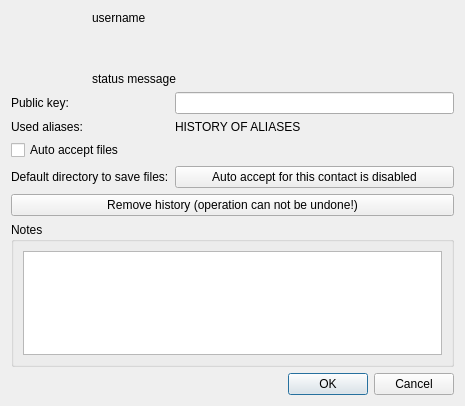
Old version of the form src/widget/about/aboutuser.ui in the repository qTox/qTox.
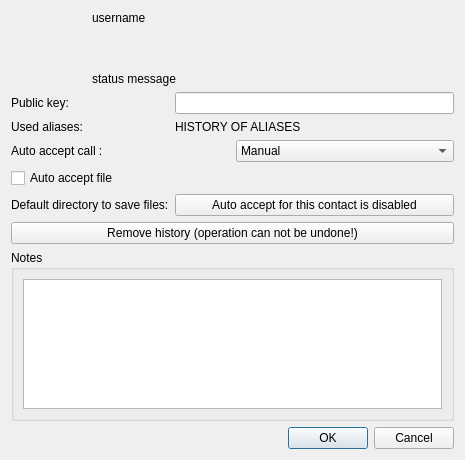
New version of the form. Icons and pictures are not drawn.

Commit message: feat(autoAnswer): add auto answer feature

The edit to the form file:
```diff
--- a/src/widget/about/aboutuser.ui
+++ b/src/widget/about/aboutuser.ui
@@ -7,7 +7,7 @@
     <x>0</x>
     <y>0</y>
     <width>465</width>
-    <height>406</height>
+    <height>460</height>
    </rect>
   </property>
   <property name="windowTitle">
@@ -164,26 +164,56 @@
        </property>
       </widget>
      </item>
-     <item row="3" column="0">
+     <item row="5" column="0" colspan="2">
+      <widget class="QCheckBox" name="autoacceptfile">
+       <property name="text">
+        <string>Auto accept file</string>
+       </property>
+      </widget>
+     </item>
+     <item row="8" column="0">
       <widget class="QLabel" name="label">
        <property name="text">
         <string>Default directory to save files:</string>
        </property>
       </widget>
      </item>
-     <item row="3" column="1">
+     <item row="8" column="1">
       <widget class="QPushButton" name="selectSaveDir">
        <property name="text">
         <string>Auto accept for this contact is disabled</string>
        </property>
       </widget>
      </item>
-     <item row="2" column="0" colspan="2">
-      <widget class="QCheckBox" name="autoaccept">
-       <property name="text">
-        <string>Auto accept files</string>
-       </property>
-      </widget>
+     <item row="3" column="0" colspan="2">
+      <layout class="QHBoxLayout" name="horizontalLayout">
+       <item>
+        <widget class="QLabel" name="label_2">
+         <property name="text">
+          <string>Auto accept call :</string>
+         </property>
+        </widget>
+       </item>
+       <item>
+        <widget class="QComboBox" name="autoacceptcall">
+         <item>
+          <property name="text">
+           <string>Manual</string>
+          </property>
+         </item>
+         <item>
+          <property name="text">
+           <string>Audio</string>
+          </property>
+         </item>
+         <item>
+          <property name="text">
+           <string>Audio + Video</string>
+          </property>
+         </item>
+        </widget>
+       </item>
+      </layout>
      </item>
     </layout>
    </item>
```
The commit also changes 6 other files.
